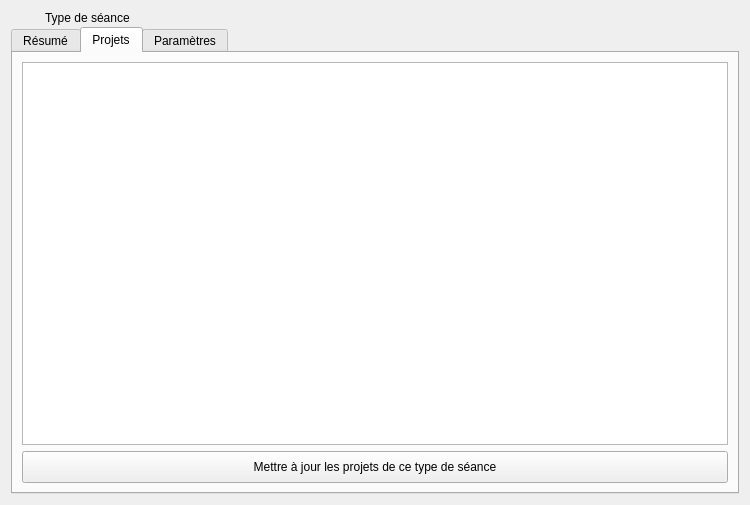
Before: the Qt Designer form client/src/editors/SessionTypeWidget.ui in introlab/openteraplus, drawn with Qt 5.
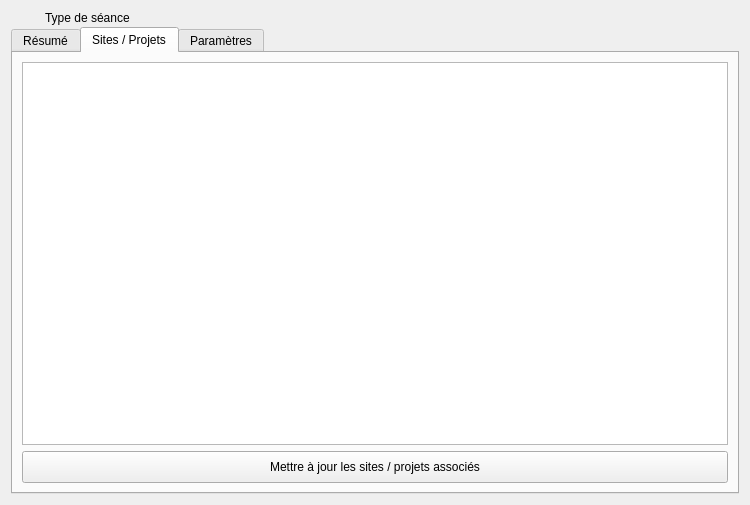
After: the same form once the commit is applied. The open tabs and pages were chosen to show the change. Icons and pictures are not drawn. Custom widgets are drawn as their Qt base class.

Commit message: Refs #64. Work in progress on SessionTypeWidget.

```diff
--- a/client/src/editors/SessionTypeWidget.ui
+++ b/client/src/editors/SessionTypeWidget.ui
@@ -290,7 +290,7 @@
         <normaloff>:/icons/project.png</normaloff>:/icons/project.png</iconset>
       </attribute>
       <attribute name="title">
-       <string>Projets</string>
+       <string>Sites / Projets</string>
       </attribute>
       <layout class="QVBoxLayout" name="verticalLayout_5">
        <item>
@@ -315,7 +315,7 @@
           <cursorShape>PointingHandCursor</cursorShape>
          </property>
          <property name="text">
-          <string>Mettre à jour les projets de ce type de séance</string>
+          <string>Mettre à jour les sites / projets associés</string>
          </property>
          <property name="icon">
           <iconset resource="../../resources/TeraClient.qrc">
```
Left out of the diff: 17 changed lines with no effect on the pictures. The commit also changes 10 other files.
